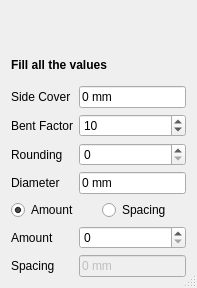
Before: the Qt Designer form Stirrup.ui in amrit3701/FreeCAD-Reinforcement, drawn with Qt 5.
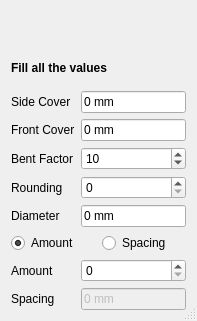
After: the same form once the commit is applied. Custom widgets are drawn as their Qt base class.

Commit message: added front cover in the stirrup.ui file

Diff of the .ui file:
```diff
--- a/Stirrup.ui
+++ b/Stirrup.ui
@@ -7,7 +7,7 @@
     <x>0</x>
     <y>0</y>
     <width>197</width>
-    <height>288</height>
+    <height>321</height>
    </rect>
   </property>
   <property name="windowTitle">
@@ -74,31 +74,31 @@
        </property>
       </widget>
      </item>
-     <item row="1" column="0">
+     <item row="2" column="0">
       <widget class="QLabel" name="bottomCoverLabel">
        <property name="text">
         <string>Bent Factor</string>
        </property>
       </widget>
      </item>
-     <item row="2" column="0">
+     <item row="3" column="0">
       <widget class="QLabel" name="roundingLabel">
        <property name="text">
         <string>Rounding</string>
        </property>
       </widget>
      </item>
-     <item row="2" column="1">
+     <item row="3" column="1">
       <widget class="Gui::UIntSpinBox" name="rounding"/>
      </item>
-     <item row="3" column="0">
+     <item row="4" column="0">
       <widget class="QLabel" name="diameterLabel">
        <property name="text">
         <string>Diameter</string>
        </property>
       </widget>
      </item>
-     <item row="3" column="1">
+     <item row="4" column="1">
       <widget class="Gui::InputField" name="diameter">
        <property name="text">
         <string>0 mm</string>
@@ -108,7 +108,7 @@
        </property>
       </widget>
      </item>
-     <item row="4" column="0" colspan="2">
+     <item row="5" column="0" colspan="2">
       <layout class="QHBoxLayout" name="horizontalLayout">
        <item>
         <widget class="Gui::PrefRadioButton" name="amount_radio">
@@ -135,28 +135,28 @@
        </item>
       </layout>
      </item>
-     <item row="5" column="0">
+     <item row="6" column="0">
       <widget class="QLabel" name="amountLabel">
        <property name="text">
         <string>Amount</string>
        </property>
       </widget>
      </item>
-     <item row="5" column="1">
+     <item row="6" column="1">
       <widget class="Gui::PrefSpinBox" name="amount">
        <property name="enabled">
         <bool>true</bool>
        </property>
       </widget>
      </item>
-     <item row="6" column="0">
+     <item row="7" column="0">
       <widget class="QLabel" name="spacingLabel">
        <property name="text">
         <string>Spacing</string>
        </property>
       </widget>
      </item>
-     <item row="6" column="1">
+     <item row="7" column="1">
       <widget class="Gui::InputField" name="spacing">
        <property name="enabled">
         <bool>false</bool>
@@ -169,7 +169,7 @@
        </property>
       </widget>
      </item>
-     <item row="1" column="1">
+     <item row="2" column="1">
       <widget class="Gui::PrefSpinBox" name="bentFactor">
        <property name="singleStep">
         <number>1</number>
@@ -179,6 +179,20 @@
        </property>
       </widget>
      </item>
+     <item row="1" column="0">
+      <widget class="QLabel" name="frontCoverLabel">
+       <property name="text">
+        <string>Front Cover</string>
+       </property>
+      </widget>
+     </item>
+     <item row="1" column="1">
+      <widget class="Gui::InputField" name="frontCover">
+       <property name="text">
+        <string>0 mm</string>
+       </property>
+      </widget>
+     </item>
     </layout>
    </item>
   </layout>
```
Left out of the diff: 3 changed lines with no effect on the pictures.
